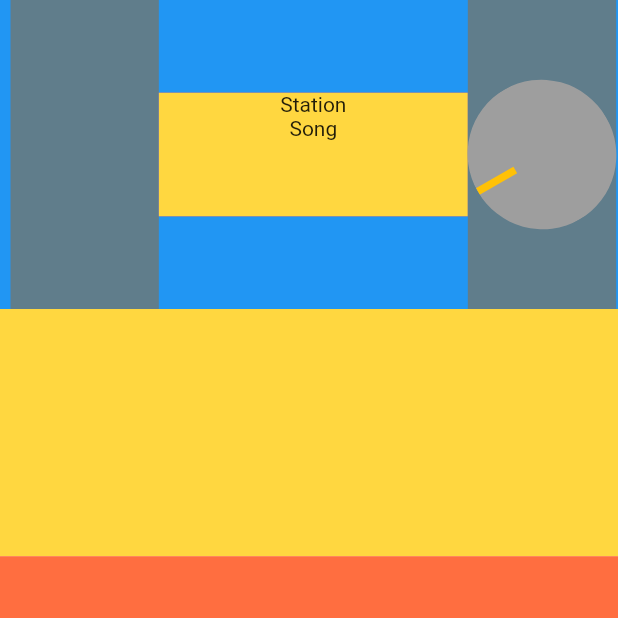
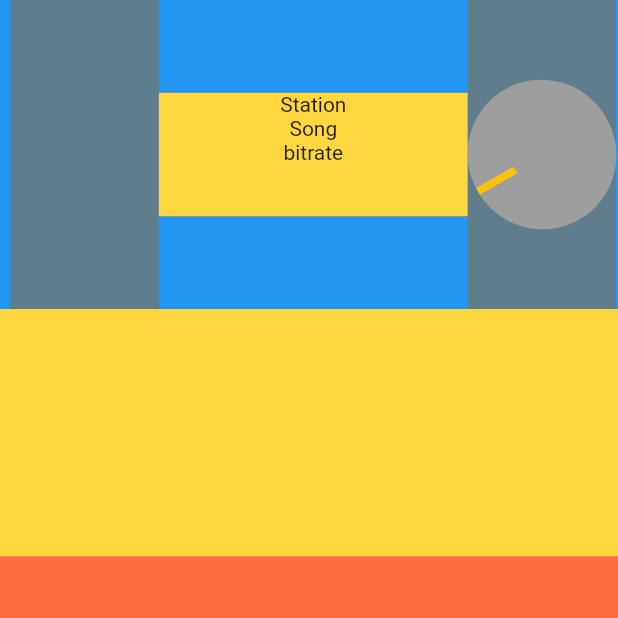
Before and after one commit to timlokers/b_radio, a Flutter app: the screen it shows after launch, on a phone screen of 412 x 824 dp, the top half of it. Run offline on Flutter 3.47's test engine with Material 2 defaults, Android fonts, the phone set to English and light mode, and no system bars.

Commit message:
Added display base

```diff
--- a/lib/UI/Widgets/Radio_Widgets/Radio_Display/radio_display.dart
+++ b/lib/UI/Widgets/Radio_Widgets/Radio_Display/radio_display.dart
@@ -19,6 +19,7 @@ class RadioState extends State<RadioDisplay> {
             children: const [
               Text('Station'),
               Text('Song'),
+              Text('bitrate'),
             ],
           ),
         ),
```
